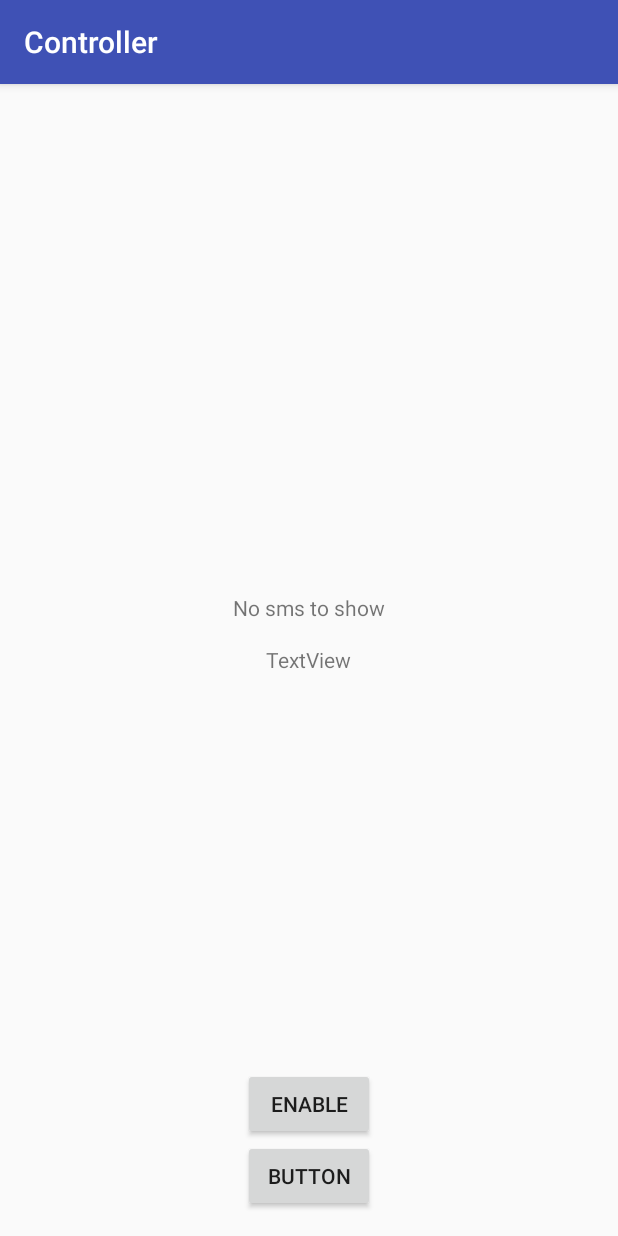
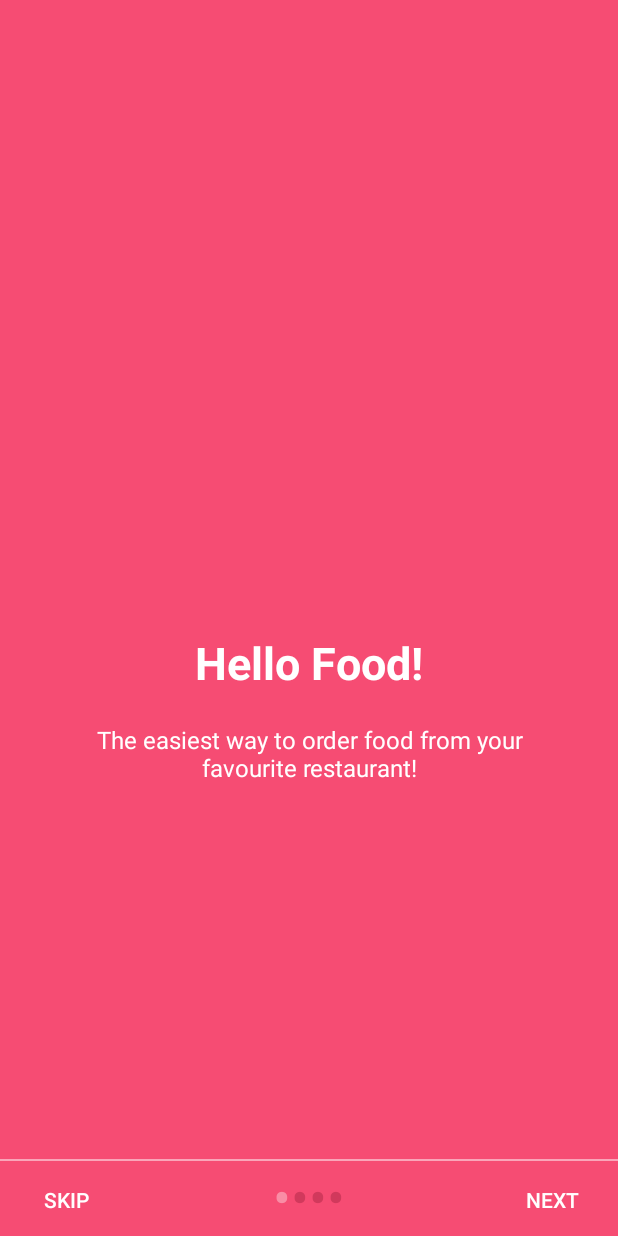
Before and after one commit to asd-C/Controller, an Android app: the screen it shows after launch (MainActivity before the commit, IntroActivity after it), on a phone screen of 412 x 824 dp. Run offline under Robolectric (Android 15) with nearby library versions, the phone set to English and light mode, and no system bars; 2 statements that could not run were skipped.

Commit message:
Solved issues: failed to unregister location listener when it timeouts(sending sms). Started the implementation of intro screen.

```diff
--- /dev/null
+++ b/app/src/main/java/com/example/cc/controller/activity/intro/IntroActivity.java
@@ -0,0 +1,135 @@
+package com.example.cc.controller.activity.intro;
+
+import android.content.Intent;
+import android.graphics.Color;
+import android.os.Build;
+import android.support.v4.view.ViewPager;
+import android.support.v7.app.AppCompatActivity;
+import android.os.Bundle;
+import android.text.Html;
+import android.view.View;
+import android.view.Window;
+import android.view.WindowManager;
+import android.widget.Button;
+import android.widget.LinearLayout;
+import android.widget.TextView;
+
+import com.example.cc.controller.R;
+import com.example.cc.controller.activity.MainActivity;
+
+public class IntroActivity extends AppCompatActivity {
+
+    private ViewPager viewPager;
+    private LinearLayout dotsLayout;
+    private Button btnSkip, btnNext;
+    private MyViewPagerAdapter myViewPagerAdapter;
+    private int[] layouts;
+    private TextView[] dots;
+
+    @Override
+    protected void onCreate(Bundle savedInstanceState) {
+        super.onCreate(savedInstanceState);
+
+        // Making notification bar transparent
+        if (Build.VERSION.SDK_INT >= 21) {
+            getWindow().getDecorView().setSystemUiVisibility(View.SYSTEM_UI_FLAG_LAYOUT_STABLE | View.SYSTEM_UI_FLAG_LAYOUT_FULLSCREEN);
+        }
+
+        setContentView(R.layout.activity_intro);
+
+        viewPager = (ViewPager) findViewById(R.id.view_pager);
+        dotsLayout = (LinearLayout) findViewById(R.id.layout_dots);
+        btnSkip = (Button) findViewById(R.id.btn_skip);
+        btnNext = (Button) findViewById(R.id.btn_next);
+
+        layouts = new int[]{
+                R.layout.welcome_slide1,
+                R.layout.welcome_slide2,
+                R.layout.welcome_slide3,
+                R.layout.welcome_slide4,
+        };
+
+        addBottomDots(0);
+
+        changeStatusBarColor();
+
+        myViewPagerAdapter = new MyViewPagerAdapter(this, layouts);
+        viewPager.setAdapter(myViewPagerAdapter);
+        viewPager.addOnPageChangeListener(viewPageChangeListener);
+
+        btnSkip.setOnClickListener(new View.OnClickListener() {
+            @Override
+            public void onClick(View v) {
+                launchHomeScreen();
+            }
+        });
+
+        btnNext.setOnClickListener(new View.OnClickListener() {
+            @Override
+            public void onClick(View v) {
+                int current = getItem(1);
+                if (current < layouts.length) {
+                    viewPager.setCurrentItem(current);
+                } else {
+                    launchHomeScreen();
+                }
+            }
+        });
+    }
+
+    private void addBottomDots(int currentPage) {
+        dots = new TextView[layouts.length];
+
+        int[] colorsActive = getResources().getIntArray(R.array.array_dot_active);
+        int[] colorsInactive = getResources().getIntArray(R.array.array_dot_inactive);
+
+        dotsLayout.removeAllViews();
+        for (int i = 0; i < dots.length; i++) {
+            dots[i] = new TextView(this);
+            dots[i].setText(Html.fromHtml("&#8226;"));
+            dots[i].setTextSize(35);
+            dots[i].setTextColor(colorsInactive[currentPage]);
+            dotsLayout.addView(dots[i]);
+        }
+
+        if (dots.length > 0)
+            dots[currentPage].setTextColor(colorsActive[currentPage]);
+    }
+
+    private int getItem(int i) {
+        return viewPager.getCurrentItem() + i;
+    }
+
+    private void launchHomeScreen() {
+        startActivity(new Intent(this, MainActivity.class));
+        finish();
+    }
+
+    ViewPager.OnPageChangeListener viewPageChangeListener = new ViewPager.OnPageChangeListener() {
+        @Override
+        public void onPageScrolled(int position, float positionOffset, int positionOffsetPixels) {}
+
+        @Override
+        public void onPageSelected(int position) {
+            addBottomDots(position);
+            if (position == layouts.length - 1) {
+                btnNext.setText(getString(R.string.start));
+                btnSkip.setVisibility(View.GONE);
+            } else {
+                btnNext.setText(getString(R.string.next));
+                btnSkip.setVisibility(View.VISIBLE);
+            }
+        }
+
+        @Override
+        public void onPageScrollStateChanged(int state) {}
+    };
+
+    private void changeStatusBarColor() {
+        if (Build.VERSION.SDK_INT >= Build.VERSION_CODES.LOLLIPOP) {
+            Window window = getWindow();
+            window.addFlags(WindowManager.LayoutParams.FLAG_DRAWS_SYSTEM_BAR_BACKGROUNDS);
+            window.setStatusBarColor(Color.TRANSPARENT);
+        }
+    }
+}
--- /dev/null
+++ b/app/src/main/java/com/example/cc/controller/activity/intro/MyViewPagerAdapter.java
@@ -0,0 +1,49 @@
+package com.example.cc.controller.activity.intro;
+
+import android.content.Context;
+import android.support.v4.view.PagerAdapter;
+import android.view.LayoutInflater;
+import android.view.View;
+import android.view.ViewGroup;
+
+/**
+ * Created by chendehua on 16/11/5.
+ */
+
+public class MyViewPagerAdapter extends PagerAdapter {
+
+    private Context context;
+    private int[] layouts;
+
+    public MyViewPagerAdapter(Context context, int[] layouts) {
+        this.context = context;
+        this.layouts = layouts;
+    }
+
+    @Override
+    public int getCount() {
+        return layouts.length;
+    }
+
+    @Override
+    public Object instantiateItem(ViewGroup container, int position) {
+        LayoutInflater inflater = (LayoutInflater) context.
+                getSystemService(Context.LAYOUT_INFLATER_SERVICE);
+        View view = inflater.inflate(layouts[position], container, false);
+        container.addView(view);
+        return view;
+    }
+
+    @Override
+    public boolean isViewFromObject(View view, Object object) {
+        return view == object;
+        //return false;
+    }
+
+    @Override
+    public void destroyItem(ViewGroup container, int position, Object object) {
+        View view = (View) object;
+        container.removeView(view);
+//        super.destroyItem(container, position, object);
+    }
+}
--- /dev/null
+++ b/app/src/main/res/layout/activity_intro.xml
@@ -0,0 +1,51 @@
+<?xml version="1.0" encoding="utf-8"?>
+<RelativeLayout xmlns:android="http://schemas.android.com/apk/res/android"
+    xmlns:tools="http://schemas.android.com/tools"
+    android:id="@+id/activity_intro"
+    android:layout_width="match_parent"
+    android:layout_height="match_parent"
+    tools:context="com.example.cc.controller.activity.intro.IntroActivity">
+
+    <android.support.v4.view.ViewPager
+        android:id="@+id/view_pager"
+        android:layout_width="match_parent"
+        android:layout_height="match_parent" />
+
+    <LinearLayout
+        android:layout_width="match_parent"
+        android:layout_height="@dimen/dots_height"
+        android:id="@+id/layout_dots"
+        android:layout_alignParentBottom="true"
+        android:orientation="horizontal"
+        android:layout_marginBottom="@dimen/dots_margin_bottom"
+        android:gravity="center" />
+
+    <View
+        android:layout_width="match_parent"
+        android:layout_height="1dp"
+        android:alpha="0.5"
+        android:layout_above="@id/layout_dots"
+        android:background="@android:color/white" />
+
+    <Button
+        android:layout_width="wrap_content"
+        android:layout_height="wrap_content"
+        android:id="@+id/btn_next"
+        android:layout_alignParentBottom="true"
+        android:layout_alignParentRight="true"
+        android:background="@null"
+        android:text="@string/next"
+        android:textColor="@android:color/white" />
+
+    <Button
+        android:id="@+id/btn_skip"
+        android:layout_width="wrap_content"
+        android:layout_height="wrap_content"
+        android:layout_alignParentBottom="true"
+        android:layout_alignParentLeft="true"
+        android:background="@null"
+        android:text="@string/skip"
+        android:textColor="@android:color/white" />
+
+
+</RelativeLayout>
--- /dev/null
+++ b/app/src/main/res/layout/welcome_slide1.xml
@@ -0,0 +1,38 @@
+<?xml version="1.0" encoding="utf-8"?>
+<RelativeLayout xmlns:android="http://schemas.android.com/apk/res/android"
+    android:layout_width="match_parent"
+    android:layout_height="match_parent"
+    android:background="@color/bg_screen1">
+
+    <LinearLayout
+        android:layout_width="wrap_content"
+        android:layout_height="wrap_content"
+        android:layout_centerInParent="true"
+        android:gravity="center_horizontal"
+        android:orientation="vertical">
+
+        <ImageView
+            android:layout_width="@dimen/img_width_height"
+            android:layout_height="@dimen/img_width_height" />
+
+        <TextView
+            android:layout_width="wrap_content"
+            android:layout_height="wrap_content"
+            android:text="@string/slide_1_title"
+            android:textColor="@android:color/white"
+            android:textSize="@dimen/slide_title"
+            android:textStyle="bold" />
+
+        <TextView
+            android:layout_width="wrap_content"
+            android:layout_height="wrap_content"
+            android:layout_marginTop="20dp"
+            android:paddingLeft="@dimen/desc_padding"
+            android:paddingRight="@dimen/desc_padding"
+            android:text="@string/slide_1_desc"
+            android:textAlignment="center"
+            android:textColor="@android:color/white"
+            android:textSize="@dimen/slide_desc" />
+
+    </LinearLayout>
+</RelativeLayout>
--- a/app/src/main/res/values/colors.xml
+++ b/app/src/main/res/values/colors.xml
@@ -3,4 +3,37 @@
     <color name="colorPrimary">#3F51B5</color>
     <color name="colorPrimaryDark">#303F9F</color>
     <color name="colorAccent">#FF4081</color>
+
+    <!-- Intro -->
+    <!-- Screens background color-->
+    <color name="bg_screen1">#f64c73</color>
+    <color name="bg_screen2">#20d2bb</color>
+    <color name="bg_screen3">#3395ff</color>
+    <color name="bg_screen4">#c873f4</color>
+
+    <!-- dots inactive colors -->
+    <color name="dot_dark_screen1">#d1395c</color>
+    <color name="dot_dark_screen2">#14a895</color>
+    <color name="dot_dark_screen3">#2278d4</color>
+    <color name="dot_dark_screen4">#a854d4</color>
+
+    <!-- dots active colors -->
+    <color name="dot_light_screen1">#f98da5</color>
+    <color name="dot_light_screen2">#8cf9eb</color>
+    <color name="dot_light_screen3">#93c6fd</color>
+    <color name="dot_light_screen4">#e4b5fc</color>
+
+    <array name="array_dot_active">
+        <item>@color/dot_light_screen1</item>
+        <item>@color/dot_light_screen2</item>
+        <item>@color/dot_light_screen3</item>
+        <item>@color/dot_light_screen4</item>
+    </array>
+
+    <array name="array_dot_inactive">
+        <item>@color/dot_dark_screen1</item>
+        <item>@color/dot_dark_screen2</item>
+        <item>@color/dot_dark_screen3</item>
+        <item>@color/dot_dark_screen4</item>
+    </array>
 </resources>
--- a/app/src/main/res/values/dimens.xml
+++ b/app/src/main/res/values/dimens.xml
@@ -2,4 +2,12 @@
     <!-- Default screen margins, per the Android Design guidelines. -->
     <dimen name="activity_horizontal_margin">16dp</dimen>
     <dimen name="activity_vertical_margin">16dp</dimen>
+
+    <!-- Intro -->
+    <dimen name="dots_height">30dp</dimen>
+    <dimen name="dots_margin_bottom">20dp</dimen>
+    <dimen name="img_width_height">120dp</dimen>
+    <dimen name="slide_title">30dp</dimen>
+    <dimen name="slide_desc">16dp</dimen>
+    <dimen name="desc_padding">40dp</dimen>
 </resources>
--- a/app/src/main/res/values/strings.xml
+++ b/app/src/main/res/values/strings.xml
@@ -3,4 +3,24 @@
 
     <string name="default_sms_main">No sms to show</string>
     <string name="enable_btn_main">ENABLE</string>
+
+    <!-- Intro -->
+    <string name="next">NEXT</string>
+    <string name="skip">SKIP</string>
+    <string name="start">GOT IT</string>
+
+    <string name="slide_1_title">Hello Food!</string>
+    <string name="slide_1_desc">The easiest way to order food from your favourite restaurant!</string>
+
+    <string name="slide_2_title">Movie Tickets</string>
+    <string name="slide_2_desc">Book movie tickets for your family and friends!</string>
+
+    <string name="slide_3_title">Great Discounts</string>
+    <string name="slide_3_desc">Best discounts on every single service we offer!</string>
+
+    <string name="slide_4_title">World Travel</string>
+    <string name="slide_4_desc">Book tickets of any transportation and travel the world!</string>
+
+    <string name="play_again_desc">To see the welcome slider again, goto Settings -> apps -> welcome slider -> clear data</string>
+    <string name="play_again">Play Again</string>
 </resources>
--- a/app/src/main/res/values/styles.xml
+++ b/app/src/main/res/values/styles.xml
@@ -8,4 +8,5 @@
         <item name="colorAccent">@color/colorAccent</item>
     </style>
 
+    <style name="AppTheme.NoActionbar" parent="Theme.AppCompat.Light.NoActionBar" />
 </resources>
```
Also changed, not shown: app/src/main/AndroidManifest.xml (+13 -9 lines), app/src/main/java/com/example/cc/controller/activity/MainActivity.java (+4 -6 lines), app/src/main/java/com/example/cc/controller/service/tools/LocationHandler.java (+4 -4 lines), app/src/main/java/com/example/cc/controller/service/tools/SMSSender.java (+32 -9 lines), app/src/main/res/layout/welcome_slide2.xml (added, +39 -0 lines), app/src/main/res/layout/welcome_slide3.xml (added, +39 -0 lines), app/src/main/res/layout/welcome_slide4.xml (added, +39 -0 lines).
